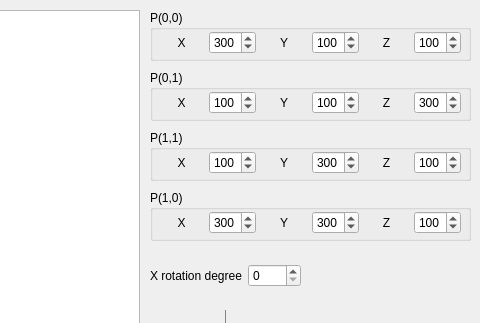
Before: the Qt Designer form CG_lab3/mainwindow.ui in MetallicSky/D20-render, drawn with Qt 5; both pictures show x 670 to 1150 and y 0 to 323 of the 1150 by 820 pixel window.
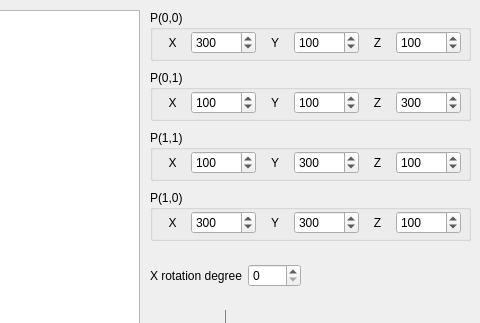
After: the same form once the commit is applied.

Commit message: Доработал интерфейс и исправил поворот плоскости

Diff of the .ui file:
```diff
--- a/CG_lab3/mainwindow.ui
+++ b/CG_lab3/mainwindow.ui
@@ -70,8 +70,11 @@
       </item>
       <item>
        <widget class="QSpinBox" name="spinBox_X00">
+        <property name="minimum">
+         <number>-10000</number>
+        </property>
         <property name="maximum">
-         <number>500</number>
+         <number>10000</number>
         </property>
         <property name="singleStep">
          <number>10</number>
@@ -93,8 +96,11 @@
       </item>
       <item>
        <widget class="QSpinBox" name="spinBox_Y00">
+        <property name="minimum">
+         <number>-10000</number>
+        </property>
         <property name="maximum">
-         <number>500</number>
+         <number>10000</number>
         </property>
         <property name="singleStep">
          <number>10</number>
@@ -116,8 +122,11 @@
       </item>
       <item>
        <widget class="QSpinBox" name="spinBox_Z00">
+        <property name="minimum">
+         <number>-10000</number>
+        </property>
         <property name="maximum">
-         <number>500</number>
+         <number>10000</number>
         </property>
         <property name="singleStep">
          <number>10</number>
@@ -164,8 +173,11 @@
       </item>
       <item>
        <widget class="QSpinBox" name="spinBox_X01">
+        <property name="minimum">
+         <number>-10000</number>
+        </property>
         <property name="maximum">
-         <number>500</number>
+         <number>10000</number>
         </property>
         <property name="singleStep">
          <number>10</number>
@@ -187,8 +199,11 @@
       </item>
       <item>
        <widget class="QSpinBox" name="spinBox_Y01">
+        <property name="minimum">
+         <number>-10000</number>
+        </property>
         <property name="maximum">
-         <number>500</number>
+         <number>10000</number>
         </property>
         <property name="singleStep">
          <number>10</number>
@@ -210,8 +225,11 @@
       </item>
       <item>
        <widget class="QSpinBox" name="spinBox_Z01">
+        <property name="minimum">
+         <number>-10000</number>
+        </property>
         <property name="maximum">
-         <number>500</number>
+         <number>10000</number>
         </property>
         <property name="singleStep">
          <number>10</number>
@@ -258,8 +276,11 @@
       </item>
       <item>
        <widget class="QSpinBox" name="spinBox_X11">
+        <property name="minimum">
+         <number>-10000</number>
+        </property>
         <property name="maximum">
-         <number>500</number>
+         <number>10000</number>
         </property>
         <property name="singleStep">
          <number>10</number>
@@ -281,8 +302,11 @@
       </item>
       <item>
        <widget class="QSpinBox" name="spinBox_Y11">
+        <property name="minimum">
+         <number>-10000</number>
+        </property>
         <property name="maximum">
-         <number>500</number>
+         <number>10000</number>
         </property>
         <property name="singleStep">
          <number>10</number>
@@ -304,8 +328,11 @@
       </item>
       <item>
        <widget class="QSpinBox" name="spinBox_Z11">
+        <property name="minimum">
+         <number>-10000</number>
+        </property>
         <property name="maximum">
-         <number>500</number>
+         <number>10000</number>
         </property>
         <property name="singleStep">
          <number>10</number>
@@ -352,8 +379,11 @@
       </item>
       <item>
        <widget class="QSpinBox" name="spinBox_X10">
+        <property name="minimum">
+         <number>-10000</number>
+        </property>
         <property name="maximum">
-         <number>500</number>
+         <number>10000</number>
         </property>
         <property name="singleStep">
          <number>10</number>
@@ -375,8 +405,11 @@
       </item>
       <item>
        <widget class="QSpinBox" name="spinBox_Y10">
+        <property name="minimum">
+         <number>-10000</number>
+        </property>
         <property name="maximum">
-         <number>500</number>
+         <number>10000</number>
         </property>
         <property name="singleStep">
          <number>10</number>
@@ -398,8 +431,11 @@
       </item>
       <item>
        <widget class="QSpinBox" name="spinBox_Z10">
+        <property name="minimum">
+         <number>-10000</number>
+        </property>
         <property name="maximum">
-         <number>500</number>
+         <number>10000</number>
         </property>
         <property name="singleStep">
          <number>10</number>
```
The commit also changes 7 other files.
